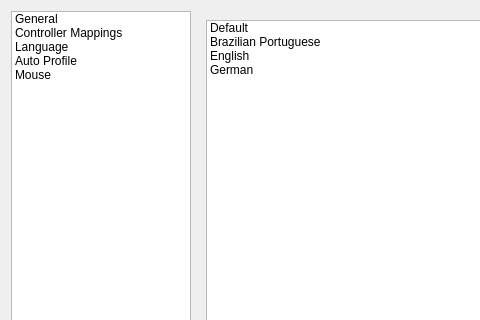
Qt form src/mainsettingsdialog.ui (AntiMicroX/antimicrox) before a commit; both pictures show x 0 to 480 and y 0 to 320 of the 706 by 578 pixel window.
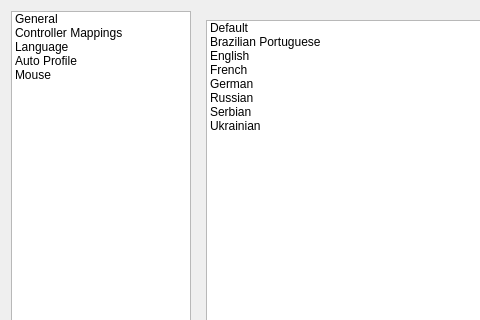
The same form after that commit. The open tabs and pages were chosen to show the change. Icons and pictures are not drawn.

What changed in the file:
```diff
--- a/src/mainsettingsdialog.ui
+++ b/src/mainsettingsdialog.ui
@@ -538,11 +538,31 @@
              <string>English</string>
             </property>
            </item>
+           <item>
+            <property name="text">
+             <string>French</string>
+            </property>
+           </item>
            <item>
             <property name="text">
              <string>German</string>
             </property>
            </item>
+           <item>
+            <property name="text">
+             <string>Russian</string>
+            </property>
+           </item>
+           <item>
+            <property name="text">
+             <string>Serbian</string>
+            </property>
+           </item>
+           <item>
+            <property name="text">
+             <string>Ukrainian</string>
+            </property>
+           </item>
           </widget>
          </item>
         </layout>
```
